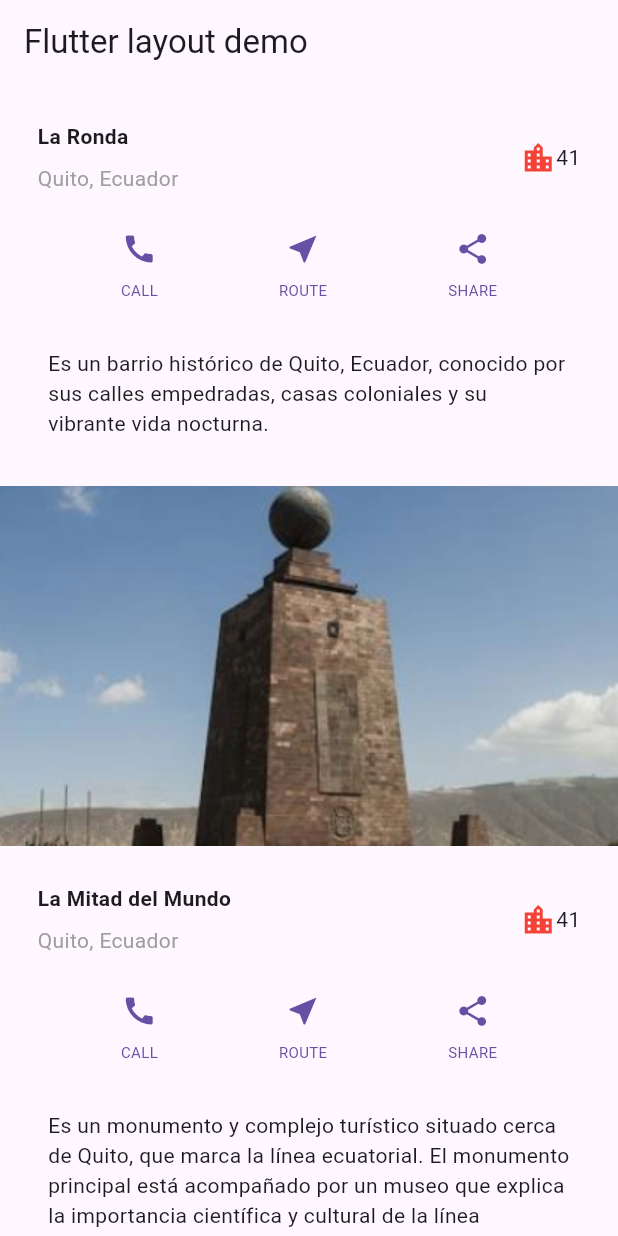
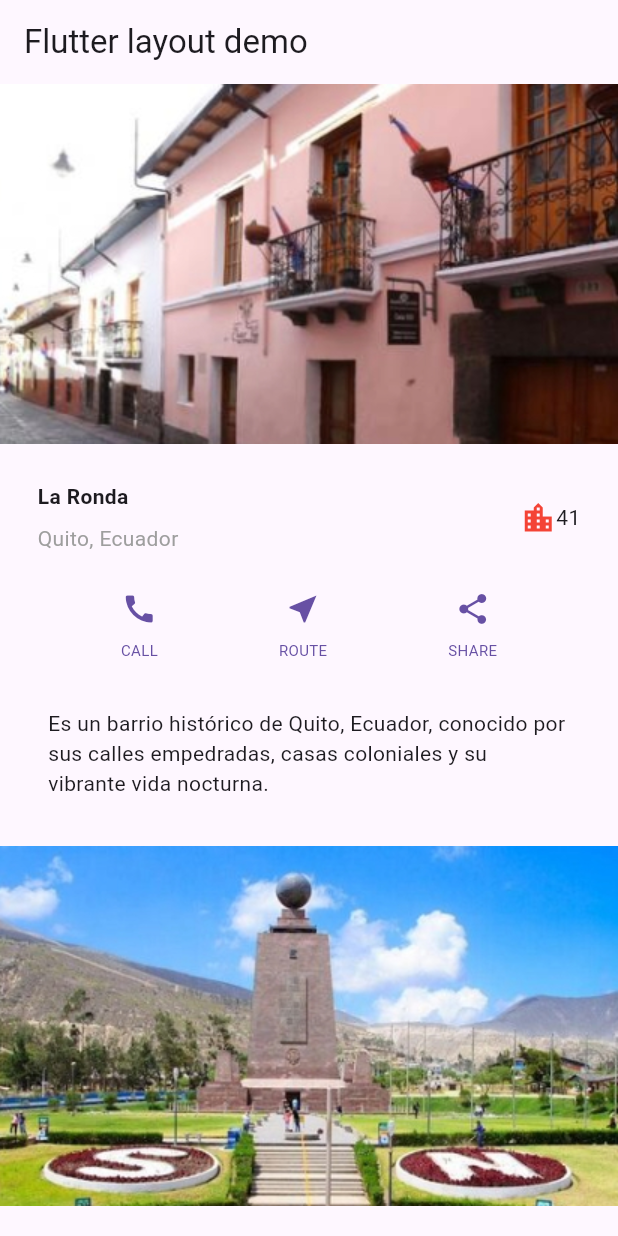
Before and after one commit to brittanypallasco2003/flutter_application_2, a Flutter app: the screen it shows after launch, on a phone screen of 412 x 824 dp. Run offline on Flutter 3.47's test engine with Material 3 defaults, Android fonts, the phone set to English and light mode, and no system bars.

Commit message:
5 destinos turísticos

```diff
--- a/lib/main.dart
+++ b/lib/main.dart
@@ -18,6 +18,7 @@ class MyApp extends StatelessWidget {
           child: Center(
             child: Column(
               children: [
+                ImageSection(image: 'images/ronda.jpg'),
                 TitleSection(name: 'La Ronda', location: 'Quito, Ecuador'),
                 ButtonSection(),
                 TextSection(description: 'Es un barrio histórico de Quito, Ecuador, conocido por sus calles empedradas, casas coloniales y su vibrante vida nocturna.'),
@@ -25,9 +26,18 @@ class MyApp extends StatelessWidget {
                 TitleSection(name: 'La Mitad del Mundo', location: 'Quito, Ecuador'),
                 ButtonSection(),
                 TextSection(description: 'Es un monumento y complejo turístico situado cerca de Quito, que marca la línea ecuatorial. El monumento principal está acompañado por un museo que explica la importancia científica y cultural de la línea ecuatorial.'),
+                ImageSection(image: 'images/plazaG.jpeg'),
                 TitleSection(name: 'La Plaza Grande', location: 'Quito, Ecuador'),
                 ButtonSection(),
                 TextSection(description: 'También conocida como Plaza de la Independencia, es el corazón histórico y político de Quito. Rodeada por edificios importantes como el Palacio de Carondelet (sede del gobierno), la Catedral Metropolitana, y el Palacio Arzobispal'),
+                ImageSection(image: 'images/palmas.jpg'),
+                TitleSection(name: 'Las Palmas', location: 'Quito, Ecuador'),
+                ButtonSection(),
+                TextSection(description: 'La Playa Las Palmas, ubicada en la ciudad de Esmeraldas, Ecuador, es conocida por su extensa franja de arena dorada y sus aguas cálidas y tranquilas del Océano Pacífico. Ofrece una variedad de actividades como natación, surf, y paseos en bote'),
+                ImageSection(image: 'images/cascada-pita.jpg'),
+                TitleSection(name: 'Cascadas del Pita', location: 'Quito, Ecuador'),
+                ButtonSection(),
+                TextSection(description: 'Las Cascadas del Pita están situadas en el valle de los Chillos, cerca de Quito. Son un conjunto de cascadas formadas por el río Pita, el cual nace en el glaciar del volcán Antisana. Estas cascadas se encuentran dentro del Parque Nacional Cayambe-Coca, una área protegida que alberga una rica biodiversidad y diversos paisajes.'),
               ],
             ),
           ),
--- a/pubspec.yaml
+++ b/pubspec.yaml
@@ -62,7 +62,9 @@ flutter:
   assets:
   - images/mitad.jpg
   - images/ronda.jpg
-  - images/plazaG.jpg
+  - images/plazaG.jpeg
+  - images/palmas.jpg
+  - images/cascada-pita.jpg
   #   - images/a_dot_ham.jpeg
 
   # An image asset can refer to one or more resolution-specific "variants", see
```
Also changed, not shown: images/cascada-pita.jpg (added), images/mitad.jpg, images/palmas.jpg (added), images/plazaG.jpg (deleted), images/ronda.jpg, 1 other file.
